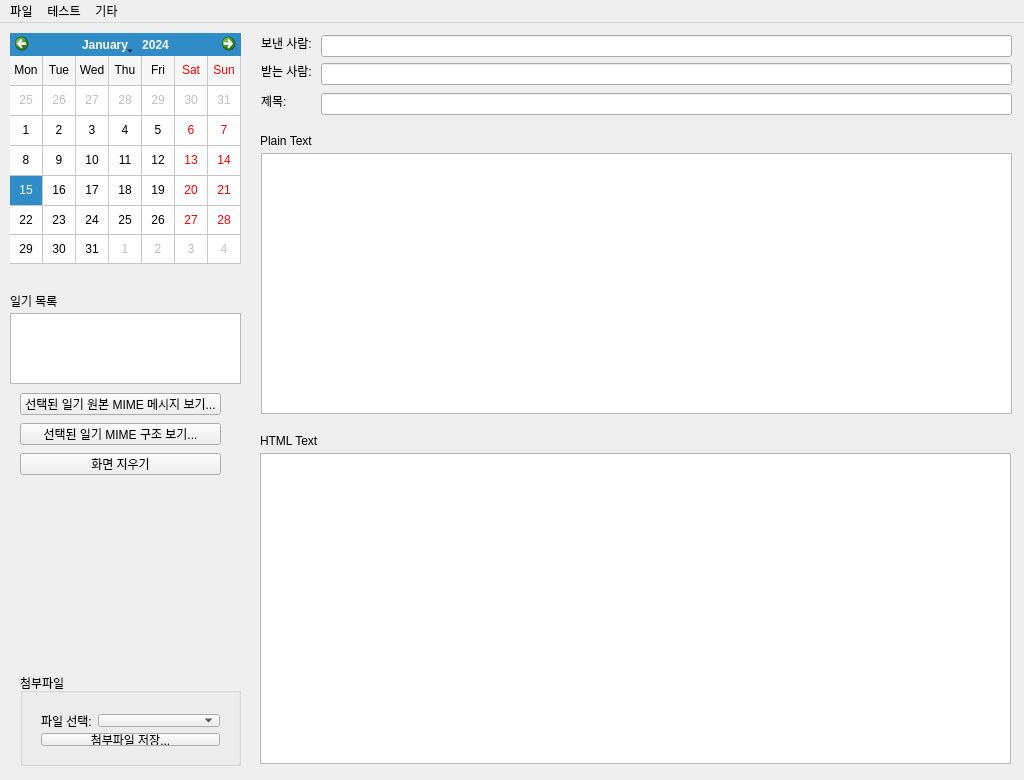
Old version of the form qt/main_window.ui in the repository chwnam/lifemotif-desktop.
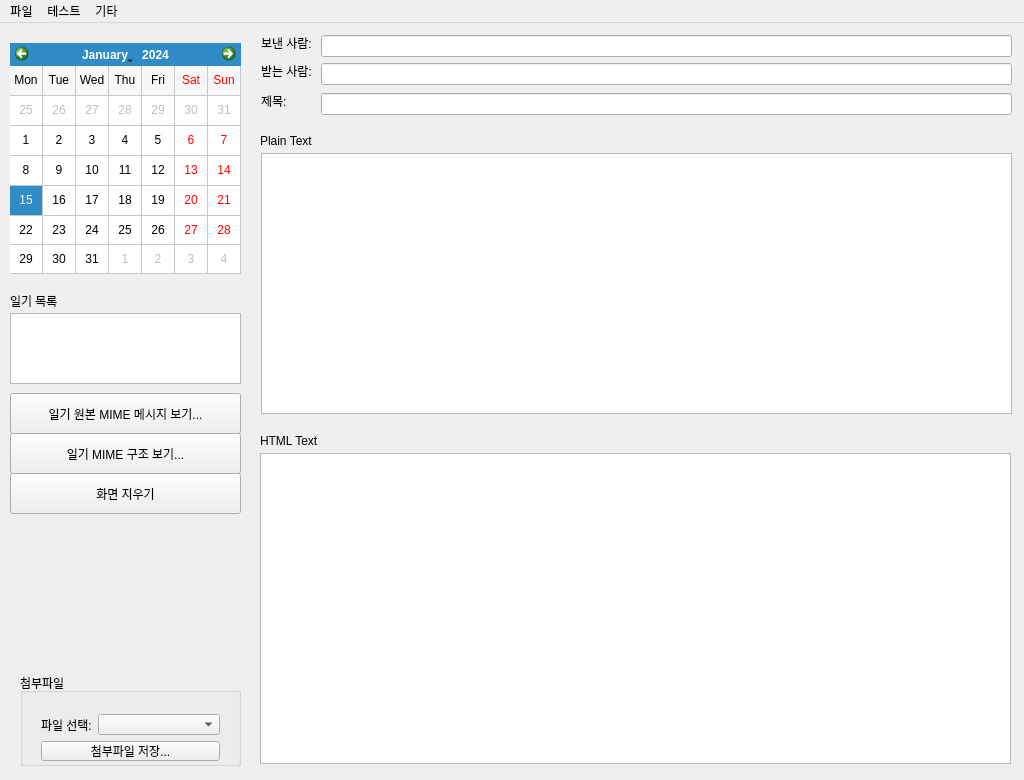
New version of the form. Custom widgets are drawn as their Qt base class.

Commit message:
달력에 일기가 없는 날은 표시되지 않도록 수정.
다시 말해 달력의 셀을 마음대로 주무를 수 있는 방법 마련.

The edit to the form file:
```diff
--- a/qt/main_window.ui
+++ b/qt/main_window.ui
@@ -30,7 +30,7 @@
     <property name="geometry">
      <rect>
       <x>10</x>
-      <y>10</y>
+      <y>20</y>
       <width>231</width>
       <height>231</height>
      </rect>
@@ -68,14 +68,14 @@
    <widget class="QPushButton" name="mimeRawMessageButton">
     <property name="geometry">
      <rect>
-      <x>20</x>
+      <x>10</x>
       <y>370</y>
-      <width>201</width>
-      <height>22</height>
+      <width>231</width>
+      <height>41</height>
      </rect>
     </property>
     <property name="text">
-     <string>선택된 일기 원본 MIME 메시지 보기...</string>
+     <string>일기 원본 MIME 메시지 보기...</string>
     </property>
    </widget>
    <widget class="QGroupBox" name="attatchmentGroupBox">
@@ -96,7 +96,7 @@
        <x>10</x>
        <y>30</y>
        <width>201</width>
-       <height>54</height>
+       <height>69</height>
       </rect>
      </property>
      <layout class="QVBoxLayout" name="verticalLayout">
@@ -229,23 +229,23 @@
    <widget class="QPushButton" name="mimeStructureButton">
     <property name="geometry">
      <rect>
-      <x>20</x>
-      <y>400</y>
-      <width>201</width>
-      <height>22</height>
+      <x>10</x>
+      <y>410</y>
+      <width>231</width>
+      <height>41</height>
      </rect>
     </property>
     <property name="text">
-     <string>선택된 일기 MIME 구조 보기...</string>
+     <string>일기 MIME 구조 보기...</string>
     </property>
    </widget>
    <widget class="QPushButton" name="clearTextButton">
     <property name="geometry">
      <rect>
-      <x>20</x>
-      <y>430</y>
-      <width>201</width>
-      <height>22</height>
+      <x>10</x>
+      <y>450</y>
+      <width>231</width>
+      <height>41</height>
      </rect>
     </property>
     <property name="text">
@@ -354,6 +354,13 @@
   </action>
  </widget>
  <layoutdefault spacing="6" margin="11"/>
+ <customwidgets>
+  <customwidget>
+   <class>LifeMotifCalendarWidget</class>
+   <extends>QCalendarWidget</extends>
+   <header>lifemotif_calendar_widget.h</header>
+  </customwidget>
+ </customwidgets>
  <resources/>
  <connections/>
 </ui>
```
Left out of the diff: 4 changed lines with no effect on the pictures. The commit also changes 4 other files.
